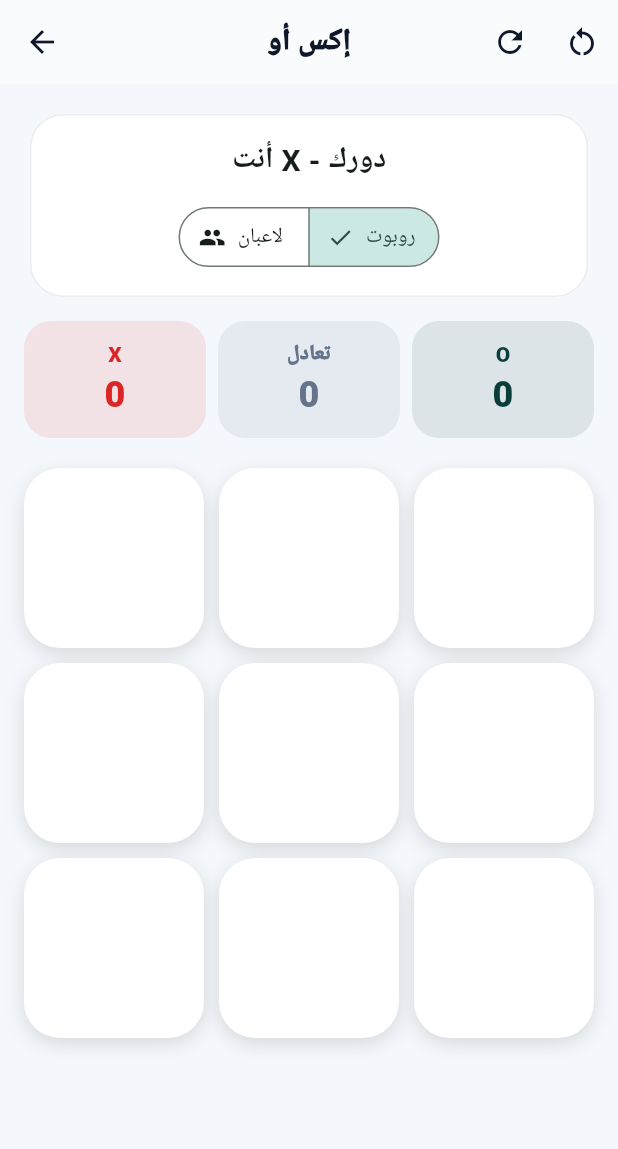
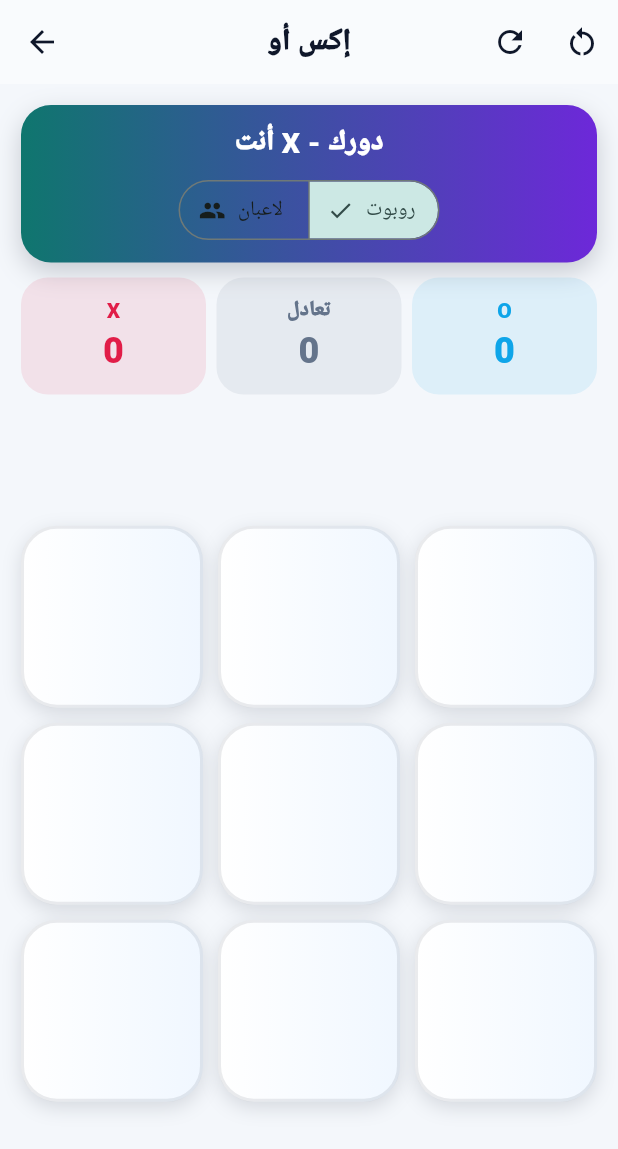
Before and after one commit to aljwaal1/gameslocal, a Flutter app: the XoGameScreen screen opened directly, on a phone screen of 412 x 824 dp. Shown: the top 1149 px of the screen. Run offline on Flutter 3.47's test engine with Material 3 defaults, Android fonts, the phone set to English and light mode, and no system bars; our stand-ins replace audioplayers, qr_flutter, shared_preferences; missing offline and left inert: flame; accounts and stored records are empty.

Commit message:
Make game screens fixed, responsive and polished

```diff
--- a/lib/games/cards/cards_game.dart
+++ b/lib/games/cards/cards_game.dart
@@ -439,7 +439,7 @@ class _CardsGameScreenState extends State<CardsGameScreen> {
           ),
           body: SafeArea(
             child: Padding(
-              padding: const EdgeInsets.fromLTRB(12, 4, 12, 10),
+              padding: const EdgeInsets.fromLTRB(10, 3, 10, 7),
               child: Column(
                 children: [
                   _StatusCard(
@@ -484,7 +484,7 @@ class _CardsGameScreenState extends State<CardsGameScreen> {
                   ),
                   const SizedBox(height: 8),
                   SizedBox(
-                    height: 116,
+                    height: 104,
                     child: Wrap(
                       alignment: WrapAlignment.center,
                       runAlignment: WrapAlignment.center,
@@ -555,7 +555,7 @@ class _StatusCard extends StatelessWidget {
   Widget build(BuildContext context) {
     return Card(
       child: Padding(
-        padding: const EdgeInsets.all(12),
+        padding: const EdgeInsets.all(9),
         child: Column(
           children: [
             Row(
--- a/lib/games/domino/domino_game.dart
+++ b/lib/games/domino/domino_game.dart
@@ -476,7 +476,7 @@ class _DominoGameScreenState extends State<DominoGameScreen> {
           ),
           body: SafeArea(
             child: Padding(
-              padding: const EdgeInsets.fromLTRB(12, 4, 12, 10),
+              padding: const EdgeInsets.fromLTRB(10, 3, 10, 7),
               child: Column(
                 children: [
                   _InfoPanel(
@@ -602,7 +602,7 @@ class _PlayerHand extends StatelessWidget {
       builder: (context, constraints) {
         final compact = tiles.length > 8 || constraints.maxWidth < 360;
         return SizedBox(
-          height: compact ? 138 : 152,
+          height: compact ? 116 : 134,
           child: Wrap(
             alignment: WrapAlignment.center,
             runAlignment: WrapAlignment.center,
@@ -710,7 +710,7 @@ class _InfoPanel extends StatelessWidget {
   Widget build(BuildContext context) {
     return Card(
       child: Padding(
-        padding: const EdgeInsets.all(12),
+        padding: const EdgeInsets.all(9),
         child: Column(
           children: [
             Row(children: [
--- a/lib/games/xo/xo_game.dart
+++ b/lib/games/xo/xo_game.dart
@@ -5,6 +5,7 @@ import 'package:flutter/material.dart';
 import 'package:qr_flutter/qr_flutter.dart';
 
 import '../../core/app_settings.dart';
+import '../../core/audio_feedback.dart';
 import '../../core/iphone_game_bridge.dart';
 import '../../core/network/local_network_core.dart';
 import '../../core/network/network_message.dart';
@@ -223,6 +224,7 @@ class _XoGameScreenState extends State<XoGameScreen> {
     if (isHost && isNetworkGame && senderId != _turnId) return;
 
     setState(() => cells[index] = mark);
+    GameFeedback.move();
     if (notify && isNetworkGame) {
       widget.networkCore?.sendMove(
         <String, dynamic>{'action': 'place', 'index': index, 'mark': mark.name},
@@ -240,6 +242,7 @@ class _XoGameScreenState extends State<XoGameScreen> {
         roundCounted = true;
       }
       setState(() => message = winner == XoCell.x ? 'فاز X' : 'فاز O');
+      GameFeedback.win();
       _syncState();
       return;
     }
@@ -249,6 +252,7 @@ class _XoGameScreenState extends State<XoGameScreen> {
         roundCounted = true;
       }
       setState(() => message = 'تعادل');
+      GameFeedback.tap();
       _syncState();
       return;
     }
@@ -377,134 +381,160 @@ class _XoGameScreenState extends State<XoGameScreen> {
     return null;
   }
 
+  Future<void> _showBrowserQr() async {
+    if (!_iphoneUrl.startsWith('http')) return;
+    await showDialog<void>(
+      context: context,
+      builder: (dialogContext) => AlertDialog(
+        title: const Text('اللعب عبر QR'),
+        content: Column(
+          mainAxisSize: MainAxisSize.min,
+          children: <Widget>[
+            QrImageView(data: _iphoneUrl, size: 220, backgroundColor: Colors.white),
+            const SizedBox(height: 10),
+            SelectableText(_iphoneUrl, textAlign: TextAlign.center),
+            const SizedBox(height: 6),
+            Text('المتصلون: ${_iphonePlayers.length}'),
+          ],
+        ),
+        actions: <Widget>[
+          TextButton(onPressed: () => Navigator.pop(dialogContext), child: const Text('إغلاق')),
+        ],
+      ),
+    );
+  }
+
   @override
   Widget build(BuildContext context) {
     return Scaffold(
       appBar: AppBar(
         title: const Text('إكس أو'),
         actions: <Widget>[
+          if (isHost && isNetworkGame && _iphoneUrl.startsWith('http'))
+            IconButton(
+              tooltip: 'QR للمتصفح',
+              onPressed: _showBrowserQr,
+              icon: const Icon(Icons.qr_code_2_rounded),
+            ),
           IconButton(onPressed: reset, icon: const Icon(Icons.refresh)),
-          IconButton(
-              onPressed: resetScore, icon: const Icon(Icons.restart_alt)),
+          IconButton(onPressed: resetScore, icon: const Icon(Icons.restart_alt)),
         ],
       ),
-      body: ListView(
-        padding: const EdgeInsets.all(16),
-        children: <Widget>[
-          if (isHost && isNetworkGame)
-            Card(
-              color: const Color(0xFFEDE4FF),
-              child: Padding(
-                padding: const EdgeInsets.all(14),
+      body: SafeArea(
+        child: LayoutBuilder(
+          builder: (context, constraints) {
+            final compact = constraints.maxHeight < 620 || constraints.maxWidth < 350;
+            final pad = compact ? 8.0 : 14.0;
+            return Padding(
+              padding: EdgeInsets.all(pad),
               child: Column(
                 children: <Widget>[
-                    const Text('دخول الآيفون',
-                        style: TextStyle(
-                            fontSize: 19, fontWeight: FontWeight.w900)),
-                    if (_iphoneUrl.startsWith('http')) ...<Widget>[
-                      const SizedBox(height: 8),
-                      QrImageView(
-                          data: _iphoneUrl,
-                          size: 165,
-                          backgroundColor: Colors.white),
-                    ],
-                    const SizedBox(height: 7),
-                    SelectableText(
-                      _iphoneUrl.isEmpty ? 'جاري تجهيز الرابط...' : _iphoneUrl,
-                      textAlign: TextAlign.center,
-                      style: const TextStyle(fontWeight: FontWeight.bold),
+                  Container(
+                    width: double.infinity,
+                    padding: EdgeInsets.symmetric(horizontal: 14, vertical: compact ? 8 : 11),
+                    decoration: BoxDecoration(
+                      gradient: const LinearGradient(
+                        colors: <Color>[Color(0xFF0F766E), Color(0xFF6D28D9)],
                       ),
-                    Text('لاعبو الآيفون: ${_iphonePlayers.length}'),
+                      borderRadius: BorderRadius.circular(20),
+                      boxShadow: const <BoxShadow>[
+                        BoxShadow(color: Color(0x330F172A), blurRadius: 14, offset: Offset(0, 6)),
                       ],
                     ),
+                    child: Column(
+                      children: <Widget>[
+                        Text(
+                          message,
+                          textAlign: TextAlign.center,
+                          maxLines: 1,
+                          overflow: TextOverflow.ellipsis,
+                          style: TextStyle(
+                            color: Colors.white,
+                            fontSize: compact ? 16 : 19,
+                            fontWeight: FontWeight.w900,
                           ),
                         ),
-          Card(
-            child: Padding(
-              padding: const EdgeInsets.all(16),
-              child: Column(
-                children: <Widget>[
-                  Text(message,
-                      style: const TextStyle(
-                          fontSize: 20, fontWeight: FontWeight.bold)),
                         if (!isNetworkGame) ...<Widget>[
-                    const SizedBox(height: 12),
+                          const SizedBox(height: 7),
                           SegmentedButton<bool>(
                             segments: const <ButtonSegment<bool>>[
-                        ButtonSegment<bool>(
-                            value: false,
-                            label: Text('لاعبان'),
-                            icon: Icon(Icons.people)),
-                        ButtonSegment<bool>(
-                            value: true,
-                            label: Text('روبوت'),
-                            icon: Icon(Icons.smart_toy)),
+                              ButtonSegment<bool>(value: false, label: Text('لاعبان'), icon: Icon(Icons.people)),
+                              ButtonSegment<bool>(value: true, label: Text('روبوت'), icon: Icon(Icons.smart_toy)),
                             ],
                             selected: <bool>{playVsBot},
                             onSelectionChanged: (value) {
                               playVsBot = value.first;
                               reset();
                             },
+                            style: ButtonStyle(
+                              visualDensity: compact ? VisualDensity.compact : VisualDensity.standard,
+                            ),
                           ),
                         ],
                       ],
                     ),
                   ),
-          ),
-          const SizedBox(height: 12),
+                  SizedBox(height: compact ? 6 : 10),
                   Row(
                     children: <Widget>[
-              Expanded(
-                  child: _ScoreTile(
-                      label: 'X', value: xWins, color: AppColors.danger)),
-              const SizedBox(width: 8),
-              Expanded(
-                  child: _ScoreTile(
-                      label: 'تعادل', value: draws, color: AppColors.muted)),
-              const SizedBox(width: 8),
-              Expanded(
-                  child: _ScoreTile(
-                      label: 'O', value: oWins, color: AppColors.primaryDark)),
+                      Expanded(child: _ScoreTile(label: 'X', value: xWins, color: const Color(0xFFE11D48))),
+                      const SizedBox(width: 7),
+                      Expanded(child: _ScoreTile(label: 'تعادل', value: draws, color: const Color(0xFF64748B))),
+                      const SizedBox(width: 7),
+                      Expanded(child: _ScoreTile(label: 'O', value: oWins, color: const Color(0xFF0EA5E9))),
                     ],
                   ),
-          const SizedBox(height: 20),
-          AspectRatio(
+                  SizedBox(height: compact ? 7 : 12),
+                  Expanded(
+                    child: Center(
+                      child: ConstrainedBox(
+                        constraints: BoxConstraints(
+                          maxWidth: constraints.maxWidth,
+                          maxHeight: constraints.maxHeight,
+                        ),
+                        child: AspectRatio(
                           aspectRatio: 1,
                           child: GridView.builder(
                             physics: const NeverScrollableScrollPhysics(),
-              gridDelegate: const SliverGridDelegateWithFixedCrossAxisCount(
+                            gridDelegate: SliverGridDelegateWithFixedCrossAxisCount(
                               crossAxisCount: 3,
-                mainAxisSpacing: 10,
-                crossAxisSpacing: 10,
+                              mainAxisSpacing: compact ? 6 : 10,
+                              crossAxisSpacing: compact ? 6 : 10,
                             ),
                             itemCount: 9,
                             itemBuilder: (context, index) {
                               final cell = cells[index];
                               final winning = winLine.contains(index);
+                              final value = cell == XoCell.empty ? '' : cell.name.toUpperCase();
                               return InkWell(
-                  borderRadius: BorderRadius.circular(24),
+                                borderRadius: BorderRadius.circular(compact ? 18 : 24),
                                 onTap: () => tapCell(index),
                                 child: AnimatedContainer(
                                   duration: const Duration(milliseconds: 180),
                                   decoration: BoxDecoration(
-                      color: winning ? AppColors.accent : Colors.white,
-                      borderRadius: BorderRadius.circular(24),
+                                    gradient: winning
+                                        ? const LinearGradient(colors: <Color>[Color(0xFFFFD166), Color(0xFFFFB703)])
+                                        : const LinearGradient(colors: <Color>[Colors.white, Color(0xFFF0F7FF)]),
+                                    borderRadius: BorderRadius.circular(compact ? 18 : 24),
+                                    border: Border.all(
+                                      color: value == 'X'
+                                          ? const Color(0x55E11D48)
+                                          : value == 'O'
+                                              ? const Color(0x550EA5E9)
+                                              : const Color(0x160F172A),
+                                      width: 2,
+                                    ),
                                     boxShadow: const <BoxShadow>[
-                        BoxShadow(
-                            color: Colors.black12,
-                            blurRadius: 10,
-                            offset: Offset(0, 4)),
+                                      BoxShadow(color: Color(0x220F172A), blurRadius: 10, offset: Offset(0, 4)),
                                     ],
                                   ),
                                   child: Center(
                                     child: Text(
-                        cell == XoCell.empty ? '' : cell.name.toUpperCase(),
+                                      value,
                                       style: TextStyle(
-                          fontSize: 58,
+                                        fontSize: compact ? 48 : 64,
                                         fontWeight: FontWeight.w900,
-                          color: cell == XoCell.x
-                              ? AppColors.danger
-                              : AppColors.primaryDark,
+                                        color: value == 'X' ? const Color(0xFFE11D48) : const Color(0xFF0284C7),
                                       ),
                                     ),
                                   ),
@@ -513,7 +543,14 @@ class _XoGameScreenState extends State<XoGameScreen> {
                             },
                           ),
                         ),
+                      ),
+                    ),
+                  ),
                 ],
+              ),
+            );
+          },
+        ),
       ),
     );
   }
```
Also changed, not shown: lib/games/checkers/checkers_game.dart (+28 -17 lines), lib/games/chess/chess_game.dart (+6 -10 lines), lib/games/line_games/line_games.dart (+32 -26 lines), lib/games/name_animal_object/name_animal_object_game.dart (+128 -102 lines). Lines whose indentation alone changed are shown as unchanged.
